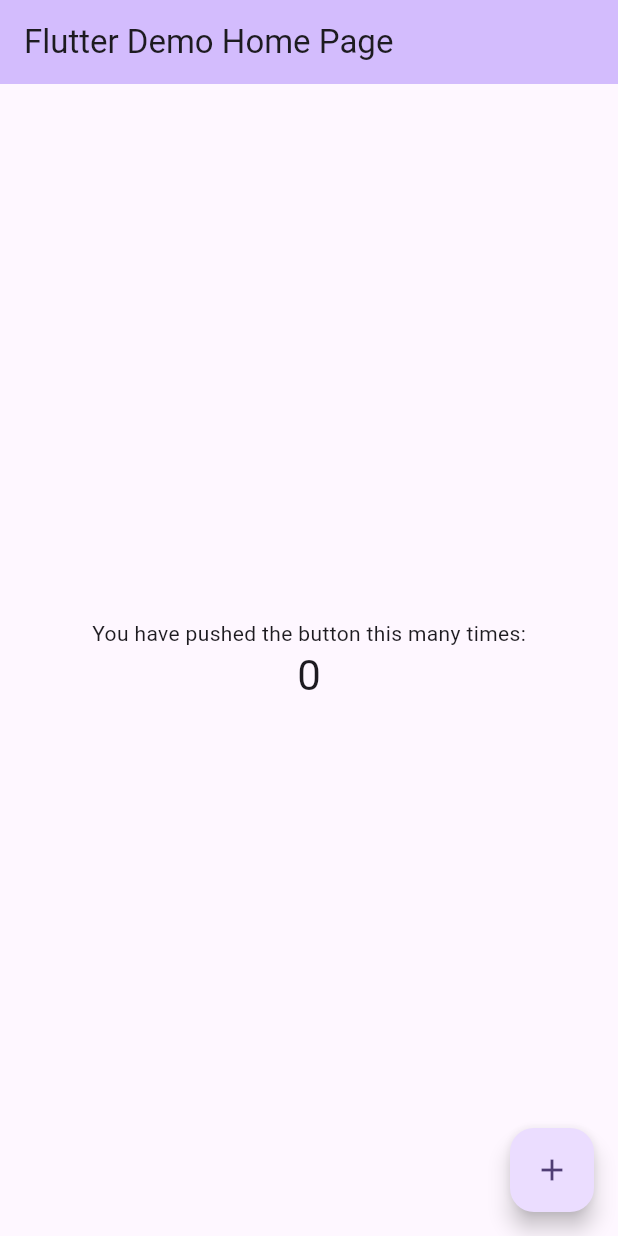
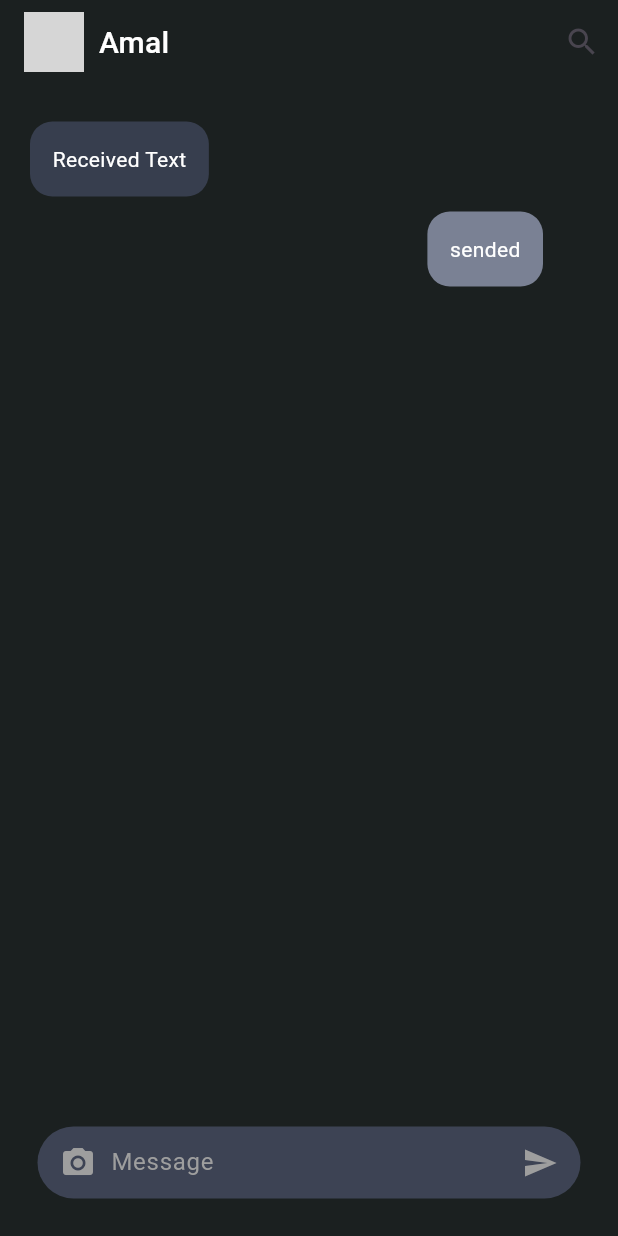
Before and after one commit to amalpradeep271/chat_app, a Flutter app: the screen it shows after launch, on a phone screen of 412 x 824 dp. Run offline on Flutter 3.47's test engine with Material 3 defaults, Android fonts, the phone set to English and light mode, and no system bars; our stand-ins replace google_fonts; network calls fail; grey boxes are pictures that could not be loaded.

Commit message:
created chat page and message page ui

```diff
--- /dev/null
+++ b/lib/chat_page.dart
@@ -0,0 +1,103 @@
+import 'package:chat_app/core/theme.dart';
+import 'package:flutter/material.dart';
+
+class ChatPage extends StatelessWidget {
+  const ChatPage({super.key});
+
+  @override
+  Widget build(BuildContext context) {
+    return Scaffold(
+      appBar: AppBar(
+        title: Row(
+          children: [
+            CircleAvatar(backgroundImage: NetworkImage('')),
+            SizedBox(width: 10),
+            Text('Amal', style: Theme.of(context).textTheme.titleMedium),
+          ],
+        ),
+        backgroundColor: Colors.transparent,
+        elevation: 0,
+        actions: [IconButton(onPressed: () {}, icon: Icon(Icons.search))],
+      ),
+      body: Column(
+        children: [
+          Expanded(
+            child: ListView(
+              padding: EdgeInsets.all(20),
+              children: [
+                _buildReceivedMessage(context, 'Received Text'),
+                _buildSendMessage(context, "sended"),
+              ],
+            ),
+          ),
+          _buildMessageInput(),
+        ],
+      ),
+    );
+  }
+
+  Widget _buildReceivedMessage(BuildContext context, String message) {
+    return Align(
+      alignment: Alignment.centerLeft,
+      child: Container(
+        margin: EdgeInsets.only(right: 30, top: 5, bottom: 5),
+        padding: EdgeInsets.all(15),
+        decoration: BoxDecoration(
+          color: DefaultColors.receiverMessage,
+          borderRadius: BorderRadius.circular(15),
+        ),
+        child: Text(message, style: Theme.of(context).textTheme.bodyMedium),
+      ),
+    );
+  }
+
+  Widget _buildSendMessage(BuildContext context, String message) {
+    return Align(
+      alignment: Alignment.centerRight,
+      child: Container(
+        margin: EdgeInsets.only(right: 30, top: 5, bottom: 5),
+        padding: EdgeInsets.all(15),
+        decoration: BoxDecoration(
+          color: DefaultColors.senderMessage,
+          borderRadius: BorderRadius.circular(15),
+        ),
+        child: Text(message, style: Theme.of(context).textTheme.bodyMedium),
+      ),
+    );
+  }
+
+  Widget _buildMessageInput() {
+    return Container(
+      decoration: BoxDecoration(
+        color: DefaultColors.sendMessageInput,
+        borderRadius: BorderRadius.circular(25),
+      ),
+      margin: EdgeInsets.all(25),
+      padding: EdgeInsets.symmetric(horizontal: 15),
+      child: Row(
+        children: [
+          GestureDetector(
+            child: Icon(Icons.camera_alt, color: Colors.grey),
+            onTap: () {},
+          ),
+          SizedBox(width: 10),
+          Expanded(
+            child: TextFormField(
+              decoration: InputDecoration(
+                hintText: "Message",
+                hintStyle: TextStyle(color: Colors.grey),
+                border: InputBorder.none,
+              ),
+              style: TextStyle(color: Colors.white),
+            ),
+          ),
+          SizedBox(width: 10),
+          GestureDetector(
+            child: Icon(Icons.send, color: Colors.grey),
+            onTap: () {},
+          ),
+        ],
+      ),
+    );
+  }
+}
--- a/lib/main.dart
+++ b/lib/main.dart
@@ -1,3 +1,6 @@
+import 'package:chat_app/chat_page.dart';
+import 'package:chat_app/core/theme.dart';
+import 'package:chat_app/message_page.dart';
 import 'package:flutter/material.dart';
 
 void main() {
@@ -7,117 +10,13 @@ void main() {
 class MyApp extends StatelessWidget {
   const MyApp({super.key});
 
-  // This widget is the root of your application.
   @override
   Widget build(BuildContext context) {
     return MaterialApp(
       debugShowCheckedModeBanner: false,
       title: 'Flutter Demo',
-      theme: ThemeData(
-        // This is the theme of your application.
-        //
-        // TRY THIS: Try running your application with "flutter run". You'll see
-        // the application has a purple toolbar. Then, without quitting the app,
-        // try changing the seedColor in the colorScheme below to Colors.green
-        // and then invoke "hot reload" (save your changes or press the "hot
-        // reload" button in a Flutter-supported IDE, or press "r" if you used
-        // the command line to start the app).
-        //
-        // Notice that the counter didn't reset back to zero; the application
-        // state is not lost during the reload. To reset the state, use hot
-        // restart instead.
-        //
-        // This works for code too, not just values: Most code changes can be
-        // tested with just a hot reload.
-        colorScheme: ColorScheme.fromSeed(seedColor: Colors.deepPurple),
-      ),
-      home: const MyHomePage(title: 'Flutter Demo Home Page'),
+      theme: AppTheme.darkTheme,
+      home: ChatPage(),
     );
   }
 }
-
-class MyHomePage extends StatefulWidget {
-  const MyHomePage({super.key, required this.title});
-
-  // This widget is the home page of your application. It is stateful, meaning
-  // that it has a State object (defined below) that contains fields that affect
-  // how it looks.
-
-  // This class is the configuration for the state. It holds the values (in this
-  // case the title) provided by the parent (in this case the App widget) and
-  // used by the build method of the State. Fields in a Widget subclass are
-  // always marked "final".
-
-  final String title;
-
-  @override
-  State<MyHomePage> createState() => _MyHomePageState();
-}
-
-class _MyHomePageState extends State<MyHomePage> {
-  int _counter = 0;
-
-  void _incrementCounter() {
-    setState(() {
-      // This call to setState tells the Flutter framework that something has
-      // changed in this State, which causes it to rerun the build method below
-      // so that the display can reflect the updated values. If we changed
-      // _counter without calling setState(), then the build method would not be
-      // called again, and so nothing would appear to happen.
-      _counter++;
-    });
-  }
-
-  @override
-  Widget build(BuildContext context) {
-    // This method is rerun every time setState is called, for instance as done
-    // by the _incrementCounter method above.
-    //
-    // The Flutter framework has been optimized to make rerunning build methods
-    // fast, so that you can just rebuild anything that needs updating rather
-    // than having to individually change instances of widgets.
-    return Scaffold(
-      appBar: AppBar(
-        // TRY THIS: Try changing the color here to a specific color (to
-        // Colors.amber, perhaps?) and trigger a hot reload to see the AppBar
-        // change color while the other colors stay the same.
-        backgroundColor: Theme.of(context).colorScheme.inversePrimary,
-        // Here we take the value from the MyHomePage object that was created by
-        // the App.build method, and use it to set our appbar title.
-        title: Text(widget.title),
-      ),
-      body: Center(
-        // Center is a layout widget. It takes a single child and positions it
-        // in the middle of the parent.
-        child: Column(
-          // Column is also a layout widget. It takes a list of children and
-          // arranges them vertically. By default, it sizes itself to fit its
-          // children horizontally, and tries to be as tall as its parent.
-          //
-          // Column has various properties to control how it sizes itself and
-          // how it positions its children. Here we use mainAxisAlignment to
-          // center the children vertically; the main axis here is the vertical
-          // axis because Columns are vertical (the cross axis would be
-          // horizontal).
-          //
-          // TRY THIS: Invoke "debug painting" (choose the "Toggle Debug Paint"
-          // action in the IDE, or press "p" in the console), to see the
-          // wireframe for each widget.
-          mainAxisAlignment: MainAxisAlignment.center,
-          children: <Widget>[
-            const Text('You have pushed the button this many times:'),
-            Text(
-              '$_counter',
-              style: Theme.of(context).textTheme.headlineMedium,
-            ),
-          ],
-        ),
-      ),
-      floatingActionButton: FloatingActionButton(
-        onPressed: _incrementCounter,
-        tooltip: 'Increment',
-        child: const Icon(Icons.add),
-      ), // This trailing comma makes auto-formatting nicer for build methods.
-    );
-  }
-}
```
Also changed, not shown: lib/message_page.dart (added, +99 -0 lines).
